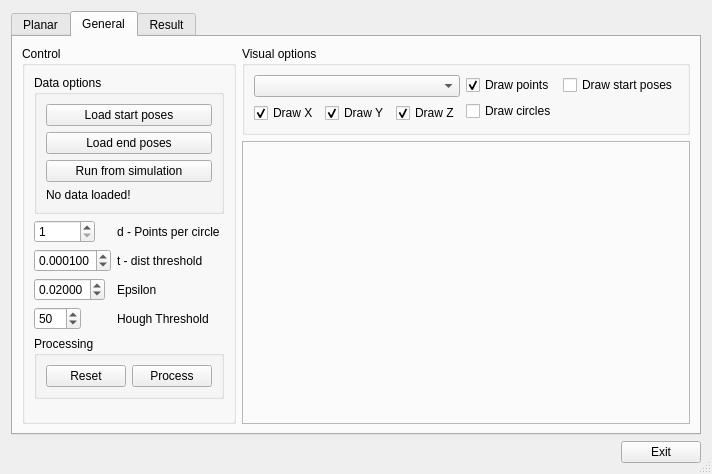
This is RobWorkSim/src/rwsim/plugin/SupportPoseAnalyserDialog.ui in onier/RobWork as Qt 5 draws it before an edit. The edited form follows.
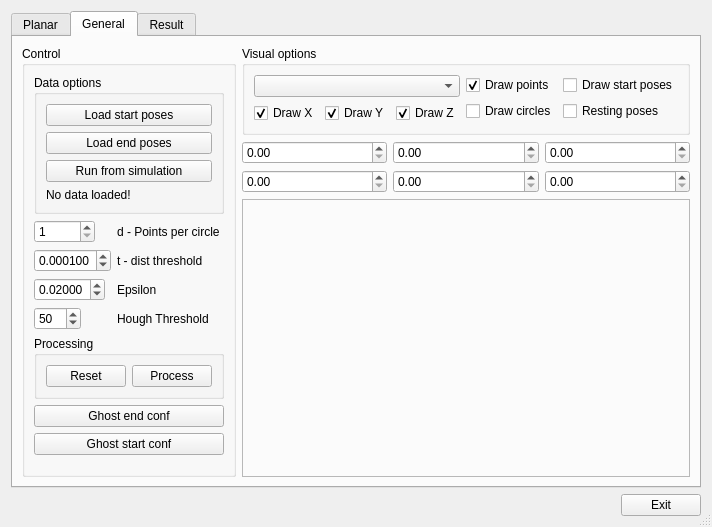
This is the edited form. The open tabs and pages were chosen to show the change.

```diff
--- a/RobWorkSim/src/rwsim/plugin/SupportPoseAnalyserDialog.ui
+++ b/RobWorkSim/src/rwsim/plugin/SupportPoseAnalyserDialog.ui
@@ -12,8 +12,8 @@
    <rect>
     <x>0</x>
     <y>0</y>
-    <width>667</width>
-    <height>474</height>
+    <width>673</width>
+    <height>527</height>
    </rect>
   </property>
   <property name="maximumSize">
@@ -281,6 +281,20 @@
             </item>
            </layout>
           </item>
+          <item>
+           <widget class="QPushButton" name="_ghostEndBtn">
+            <property name="text">
+             <string>Ghost end conf</string>
+            </property>
+           </widget>
+          </item>
+          <item>
+           <widget class="QPushButton" name="_ghostStartBtn">
+            <property name="text">
+             <string>Ghost start conf</string>
+            </property>
+           </widget>
+          </item>
           <item>
            <spacer name="verticalSpacer">
             <property name="orientation">
@@ -383,6 +397,13 @@
                   </property>
                  </widget>
                 </item>
+                <item row="1" column="1">
+                 <widget class="QCheckBox" name="_drawRestPosesBox">
+                  <property name="text">
+                   <string>Resting poses</string>
+                  </property>
+                 </widget>
+                </item>
                </layout>
               </item>
              </layout>
@@ -406,6 +427,28 @@
            </item>
           </layout>
          </item>
+         <item>
+          <layout class="QGridLayout" name="gridLayout_2">
+           <item row="0" column="1">
+            <widget class="QDoubleSpinBox" name="ylowSpin"/>
+           </item>
+           <item row="0" column="2">
+            <widget class="QDoubleSpinBox" name="zlowSpin"/>
+           </item>
+           <item row="0" column="0">
+            <widget class="QDoubleSpinBox" name="xlowSpin"/>
+           </item>
+           <item row="1" column="0">
+            <widget class="QDoubleSpinBox" name="xhighSpin"/>
+           </item>
+           <item row="1" column="1">
+            <widget class="QDoubleSpinBox" name="yhighSpin"/>
+           </item>
+           <item row="1" column="2">
+            <widget class="QDoubleSpinBox" name="zhighSpin"/>
+           </item>
+          </layout>
+         </item>
          <item>
           <widget class="QFrame" name="_glframe">
            <property name="sizePolicy">
```
Left out of the diff: 9 changed lines with no effect on the pictures.
